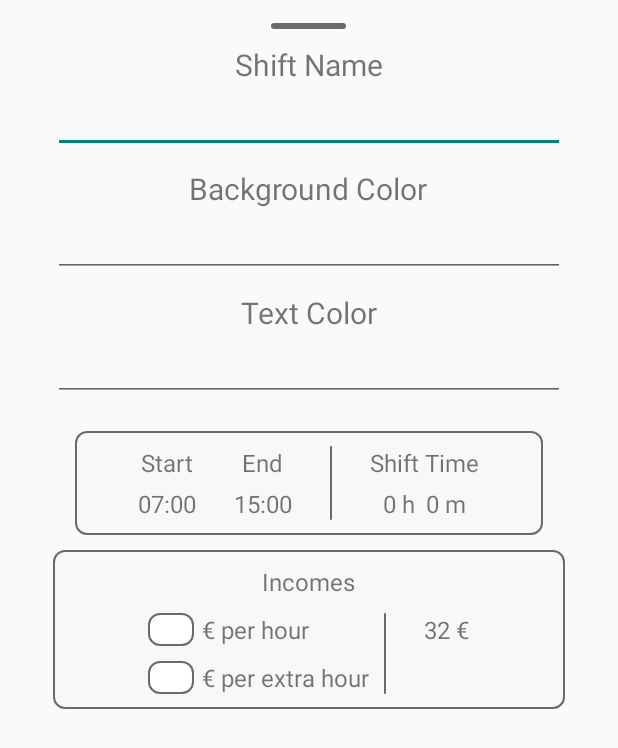
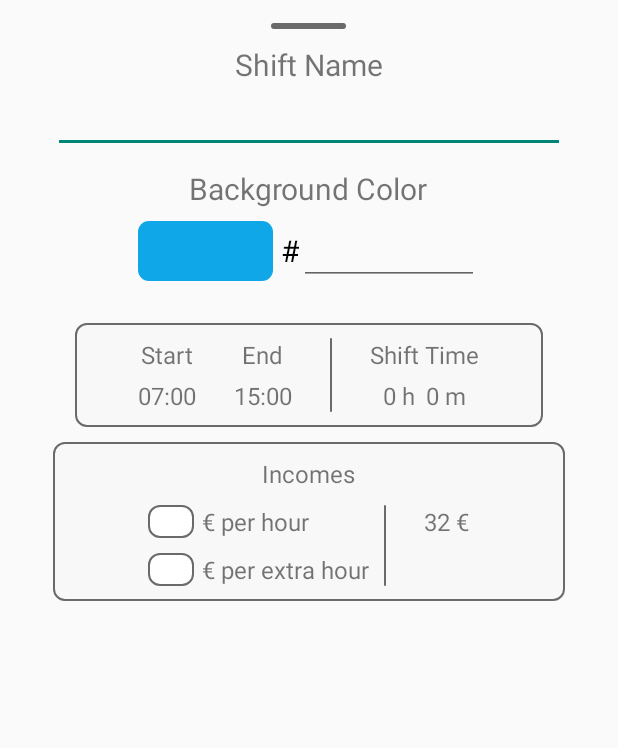
Before and after one commit to tzavachil/ShiftCalendar, an Android app: the layout fragment_shift_details.xml on its own in the app's theme, with its tools: preview values and no code run, on a phone screen of 412 x 824 dp. Shown: the top 748 px of the screen. Run offline under Robolectric (Android 15) with nearby library versions, the phone set to English and light mode, and no system bars.

Commit message:
Create Color Picker

```diff
--- a/app/build.gradle
+++ b/app/build.gradle
@@ -31,12 +31,11 @@ android {
 }
 
 dependencies {
-
+    implementation 'io.github.eltos:simpledialogfragments:3.6.4'
     implementation 'androidx.appcompat:appcompat:1.4.2'
     implementation 'com.google.android.material:material:1.6.1'
     implementation 'androidx.constraintlayout:constraintlayout:2.1.4'
     implementation 'androidx.lifecycle:lifecycle-livedata-ktx:2.3.1'
-    implementation 'androidx.lifecycle:lifecycle-viewmodel-ktx:2.3.1'
     implementation 'androidx.navigation:navigation-fragment:2.3.5'
     implementation 'androidx.navigation:navigation-ui:2.3.5'
     testImplementation 'junit:junit:4.13.2'
--- a/app/src/main/res/layout/fragment_shift_details.xml
+++ b/app/src/main/res/layout/fragment_shift_details.xml
@@ -41,24 +41,38 @@
             android:text="Background Color"
             android:textSize="20dp"/>
 
-        <EditText
+        <LinearLayout
             android:layout_width="match_parent"
-            android:layout_height="45dp"
-            android:layout_marginHorizontal="35dp"
-            android:inputType="text"/>
+            android:layout_height="wrap_content"
+            android:orientation="horizontal"
+            android:gravity="center"
+            android:padding="5dp">
 
-        <TextView
-            android:layout_width="wrap_content"
-            android:layout_height="wrap_content"
-            android:layout_marginTop="10dp"
-            android:text="Text Color"
-            android:textSize="20dp"/>
+            <View
+                android:id="@+id/backgroundColor"
+                android:layout_width="90dp"
+                android:layout_height="40dp"
+                android:background="@drawable/rectangle"
+                android:layout_marginStart="35dp"/>
 
-        <EditText
-            android:layout_width="match_parent"
-            android:layout_height="45dp"
-            android:layout_marginHorizontal="35dp"
-            android:inputType="text"/>
+            <TextView
+                android:layout_width="wrap_content"
+                android:layout_height="wrap_content"
+                android:layout_marginStart="5dp"
+                android:text="#"
+                android:textSize="20dp"
+                android:textColor="@color/black"/>
+
+            <EditText
+                android:id="@+id/backgroundColorId"
+                android:layout_width="120dp"
+                android:layout_height="45dp"
+                android:layout_marginEnd="35dp"
+                android:digits="0123456789ABCDEF"
+                android:inputType="textCapCharacters"
+                android:maxLength="6"/>
+
+        </LinearLayout>
 
         <LinearLayout
             android:id="@+id/shiftTimeLayout"
```
Also changed, not shown: app/src/main/java/com/example/shiftcalendar/ui/ShiftDetailsBottomSheet.java (+89 -5 lines).
